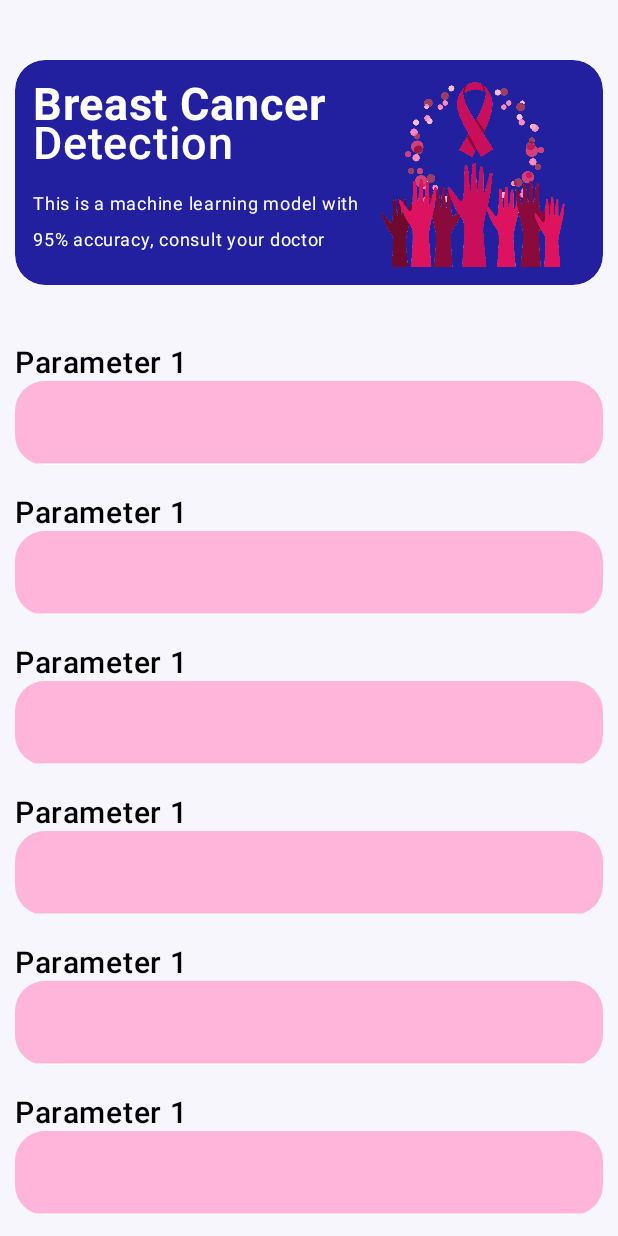
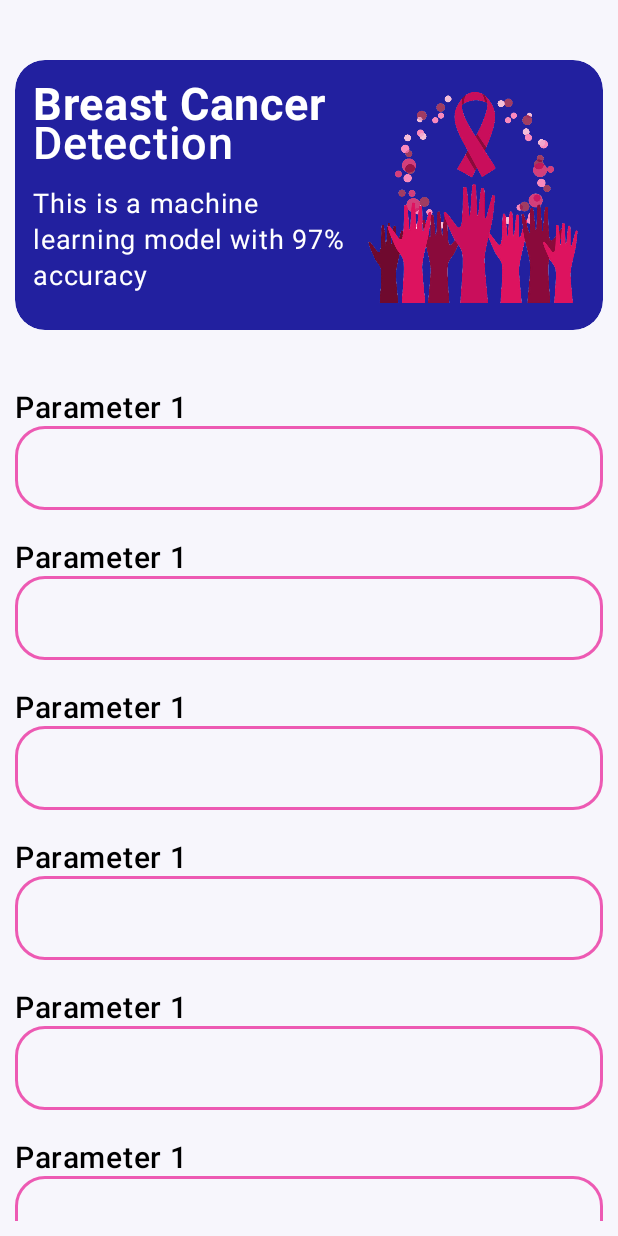
Before and after one commit to mrinmoyxb/BreastSpectra, an Android app built with Jetpack Compose: the screen it shows after launch (MainActivity), on a phone screen of 412 x 824 dp. Run offline under Robolectric (Android 15) with nearby library versions, the phone set to English and light mode, and no system bars.

Commit message:
fixed the home screen UI

```diff
--- a/app/src/main/java/com/example/breastspectra/View/HomeScreen/Components/HeadingCard.kt
+++ b/app/src/main/java/com/example/breastspectra/View/HomeScreen/Components/HeadingCard.kt
@@ -34,7 +34,7 @@
     Card(
         modifier = Modifier
             .fillMaxWidth()
-            .height(150.dp),
+            .height(180.dp),
         shape = RoundedCornerShape(20.dp),
         colors = CardDefaults.cardColors(Color.Transparent)
     ){
@@ -52,8 +52,8 @@
             ) {
                 Text(text1, fontSize = 30.sp, color = Color.White, fontWeight = FontWeight.Bold)
                 Text(text2, fontSize = 30.sp, color = Color.White, fontWeight = FontWeight.Medium, modifier = Modifier.offset(y=-10.dp))
-                Text("This is a machine learning model with 95% accuracy, consult your doctor",
-                    fontSize = 12.sp, color = Color.White)
+                Text("This is a machine learning model with 97% accuracy",
+                    fontSize = 18.sp, color = Color.White)
             }
                 Column(){
                     Image(painter = painterResource(id = R.drawable.breast_icon), contentDescription = "breast logo",
--- a/app/src/main/java/com/example/breastspectra/View/HomeScreen/Components/InputField.kt
+++ b/app/src/main/java/com/example/breastspectra/View/HomeScreen/Components/InputField.kt
@@ -1,6 +1,7 @@
 package com.example.breastspectra.View.HomeScreen.Components
 
 import android.view.RoundedCorner
+import androidx.compose.foundation.border
 import androidx.compose.foundation.layout.Arrangement
 import androidx.compose.foundation.layout.Column
 import androidx.compose.foundation.layout.Row
@@ -38,18 +39,17 @@ fun InputField(heading: String, fontSize: Int, fontWeight: FontWeight) {
 
     Text(heading, fontSize = fontSize.sp, color = Color.Black,
         fontWeight = fontWeight)
-
     TextField(value = value, onValueChange = { value = it }, shape = RoundedCornerShape(20.dp),
         colors = TextFieldDefaults.textFieldColors(
-                containerColor = Color(0xFFFFB5DA),
+                containerColor = Color.Transparent,
                 cursorColor = Color.White,
-                focusedIndicatorColor = Color(0xFFFFB5DA),
+                focusedIndicatorColor = Color.White,
                 unfocusedIndicatorColor = Color.White
         ),
         keyboardOptions = KeyboardOptions(
             keyboardType = KeyboardType.Number
         ),
-        modifier = Modifier.fillMaxWidth()
+        modifier = Modifier.fillMaxWidth().border(2.dp, Color(0xFFED5AB3), shape =  RoundedCornerShape(20.dp))
     )
 
 
```
